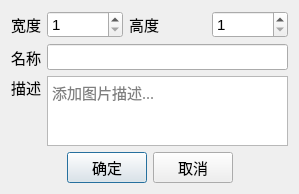
Old version of the form BmpManager/dialognewimgfile.ui in the repository luckyPtr/BitmapStudio.
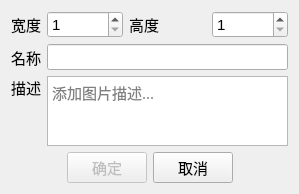
New version of the form. Custom widgets are drawn as their Qt base class.

```diff
--- a/BmpManager/dialognewimgfile.ui
+++ b/BmpManager/dialognewimgfile.ui
@@ -2,6 +2,9 @@
 <ui version="4.0">
  <class>DialogNewImgFile</class>
  <widget class="QDialog" name="DialogNewImgFile">
+  <property name="enabled">
+   <bool>true</bool>
+  </property>
   <property name="geometry">
    <rect>
     <x>0</x>
@@ -178,6 +181,9 @@
      </item>
      <item>
       <widget class="QPushButton" name="btnOK">
+       <property name="enabled">
+        <bool>false</bool>
+       </property>
        <property name="font">
         <font>
          <family>Arial</family>
```
